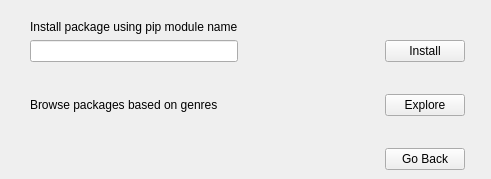
First picture: the form in UI_Files/installScreen.ui, repository GDGVIT/pip-gui, before the edit.
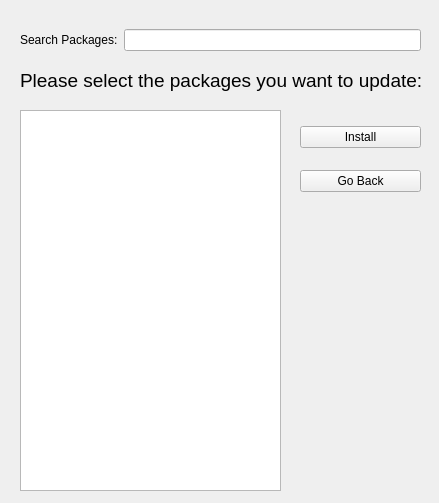
Second picture: the form after the edit.

Commit message: Listing all Packages in PyPI

Patch:
```diff
--- a/UI_Files/installScreen.ui
+++ b/UI_Files/installScreen.ui
@@ -6,8 +6,8 @@
    <rect>
     <x>0</x>
     <y>0</y>
-    <width>491</width>
-    <height>179</height>
+    <width>439</width>
+    <height>503</height>
    </rect>
   </property>
   <property name="windowTitle">
@@ -16,116 +16,80 @@
   <widget class="QWidget" name="gridLayoutWidget">
    <property name="geometry">
     <rect>
-     <x>30</x>
-     <y>20</y>
-     <width>435</width>
-     <height>150</height>
+     <x>300</x>
+     <y>110</y>
+     <width>121</width>
+     <height>98</height>
     </rect>
    </property>
-   <layout class="QGridLayout" name="gridLayout_2">
-    <item row="4" column="1">
-     <spacer name="horizontalSpacer_2">
-      <property name="orientation">
-       <enum>Qt::Horizontal</enum>
-      </property>
-      <property name="sizeHint" stdset="0">
-       <size>
-        <width>40</width>
-        <height>20</height>
-       </size>
-      </property>
-     </spacer>
-    </item>
-    <item row="4" column="2">
-     <widget class="QPushButton" name="btnExplore">
-      <property name="text">
-       <string>Explore</string>
-      </property>
-     </widget>
-    </item>
-    <item row="3" column="0">
-     <spacer name="verticalSpacer">
-      <property name="orientation">
-       <enum>Qt::Vertical</enum>
-      </property>
-      <property name="sizeHint" stdset="0">
-       <size>
-        <width>20</width>
-        <height>40</height>
-       </size>
-      </property>
-     </spacer>
-    </item>
-    <item row="4" column="0">
-     <widget class="QLabel" name="label_2">
-      <property name="text">
-       <string>Browse packages based on genres</string>
-      </property>
-     </widget>
-    </item>
-    <item row="6" column="2">
-     <spacer name="verticalSpacer_2">
-      <property name="orientation">
-       <enum>Qt::Vertical</enum>
-      </property>
-      <property name="sizeHint" stdset="0">
-       <size>
-        <width>20</width>
-        <height>40</height>
-       </size>
-      </property>
-     </spacer>
-    </item>
-    <item row="1" column="2">
+   <layout class="QVBoxLayout" name="verticalLayout">
+    <item>
      <widget class="QPushButton" name="btnInstall">
       <property name="text">
        <string>Install</string>
       </property>
      </widget>
     </item>
-    <item row="7" column="2">
+    <item>
      <widget class="QPushButton" name="btnBack">
       <property name="text">
        <string>Go Back</string>
       </property>
      </widget>
     </item>
-    <item row="1" column="0">
+   </layout>
+  </widget>
+  <widget class="QListWidget" name="listWidget">
+   <property name="geometry">
+    <rect>
+     <x>20</x>
+     <y>110</y>
+     <width>261</width>
+     <height>381</height>
+    </rect>
+   </property>
+   <property name="selectionMode">
+    <enum>QAbstractItemView::MultiSelection</enum>
+   </property>
+  </widget>
+  <widget class="QLabel" name="label">
+   <property name="geometry">
+    <rect>
+     <x>20</x>
+     <y>70</y>
+     <width>401</width>
+     <height>21</height>
+    </rect>
+   </property>
+   <property name="font">
+    <font>
+     <pointsize>14</pointsize>
+    </font>
+   </property>
+   <property name="text">
+    <string>Please select the packages you want to update:</string>
+   </property>
+  </widget>
+  <widget class="QWidget" name="horizontalLayoutWidget">
+   <property name="geometry">
+    <rect>
+     <x>20</x>
+     <y>0</y>
+     <width>401</width>
+     <height>80</height>
+    </rect>
+   </property>
+   <layout class="QHBoxLayout" name="horizontalLayout">
+    <item>
+     <widget class="QLabel" name="label_2">
+      <property name="text">
+       <string>Search Packages:</string>
+      </property>
+     </widget>
+    </item>
+    <item>
      <widget class="QLineEdit" name="lineEdit"/>
     </item>
-    <item row="0" column="0">
-     <widget class="QLabel" name="label">
-      <property name="text">
-       <string>Install package using pip module name</string>
-      </property>
-     </widget>
-    </item>
-    <item row="2" column="0">
-     <spacer name="verticalSpacer_3">
-      <property name="orientation">
-       <enum>Qt::Vertical</enum>
-      </property>
-      <property name="sizeHint" stdset="0">
-       <size>
-        <width>20</width>
-        <height>40</height>
-       </size>
-      </property>
-     </spacer>
-    </item>
-    <item row="5" column="0">
-     <spacer name="verticalSpacer_4">
-      <property name="orientation">
-       <enum>Qt::Vertical</enum>
-      </property>
-      <property name="sizeHint" stdset="0">
-       <size>
-        <width>20</width>
-        <height>40</height>
-       </size>
-      </property>
-     </spacer>
-    </item>
    </layout>
   </widget>
  </widget>
```
Left out of the diff: 2 changed lines with no effect on the pictures. The commit also changes 7 other files.
